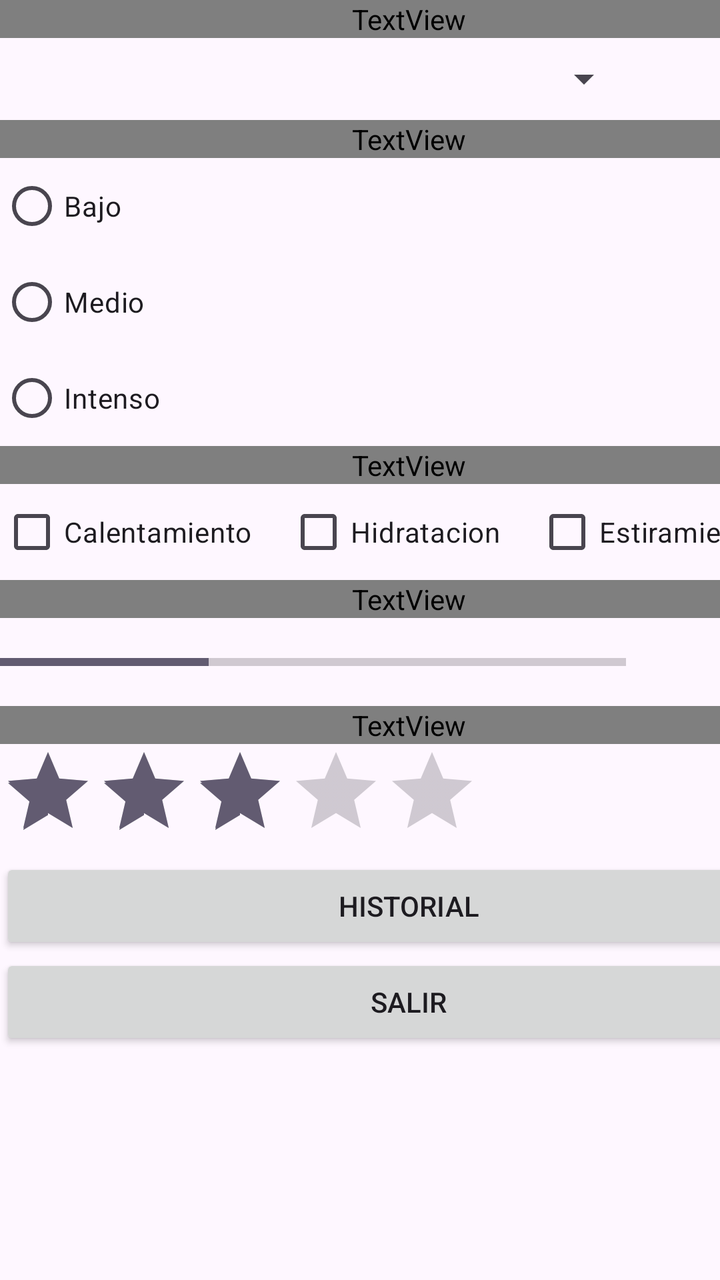
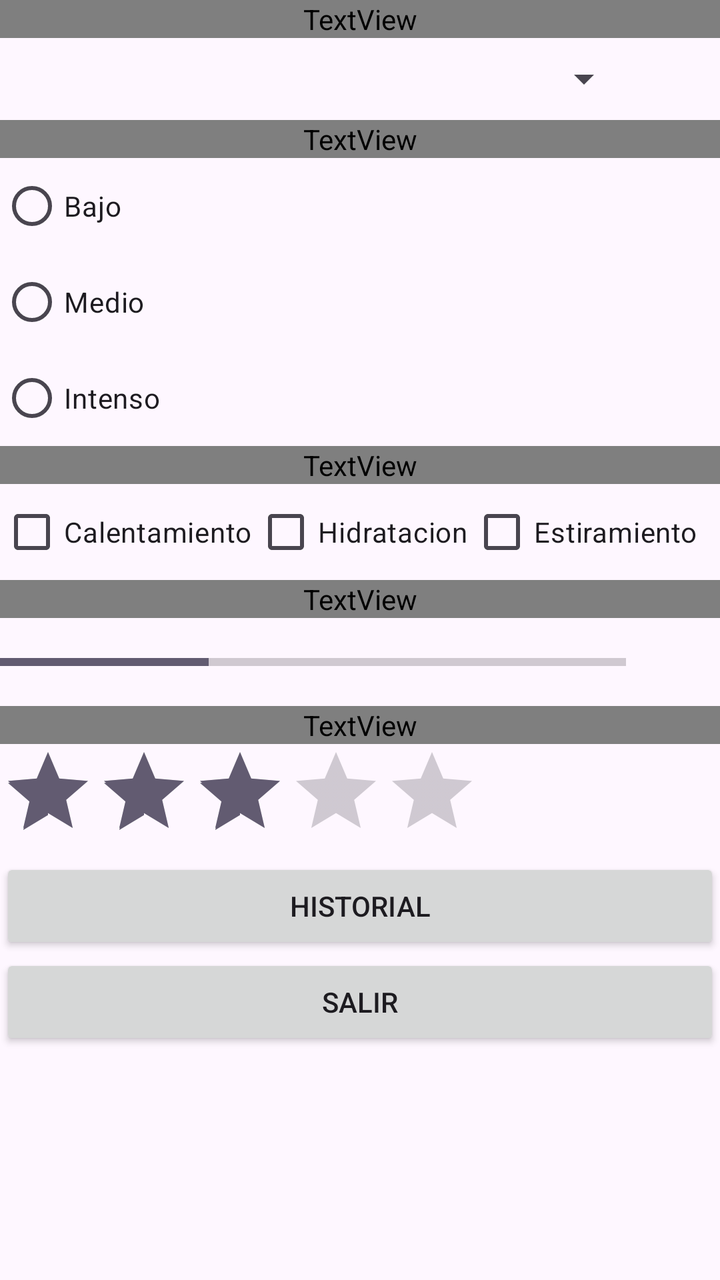

Screens rendered from an Android XML layout before and after an edit, with the pre-edit source and the edit as a unified diff.
<!-- AndroidManifest.xml: application theme Theme.FitTracker -->
<!-- res/layout/activity_formulario.xml -->
<?xml version="1.0" encoding="utf-8"?>
<androidx.constraintlayout.widget.ConstraintLayout xmlns:android="http://schemas.android.com/apk/res/android"
    xmlns:app="http://schemas.android.com/apk/res-auto"
    xmlns:tools="http://schemas.android.com/tools"
    android:id="@+id/main"
    android:layout_width="match_parent"
    android:layout_height="match_parent"
    tools:context=".FormularioActivity">

    <ScrollView
        android:layout_width="409dp"
        android:layout_height="729dp"
        tools:layout_editor_absoluteX="1dp"
        tools:layout_editor_absoluteY="1dp">

        <LinearLayout
            android:layout_width="match_parent"
            android:layout_height="wrap_content"
            android:orientation="vertical" >

            <TextView
                android:id="@+id/textView3"
                android:layout_width="match_parent"
                android:layout_height="wrap_content"
                android:fontFamily="@font/rubik"
                android:text="Selecciona el tipo de entrenamiento:"
                android:textSize="20sp" />

            <Spinner
                android:id="@+id/spinner_entrenamiento"
                android:layout_width="316dp"
                android:layout_height="41dp" />

            <TextView
                android:id="@+id/textView4"
                android:layout_width="match_parent"
                android:layout_height="wrap_content"
                android:fontFamily="@font/rubik"
                android:text="Selecciona Intensidad:"
                android:textSize="20sp" />

            <RadioGroup
                android:layout_width="match_parent"
                android:layout_height="match_parent" >

                <RadioButton
                    android:id="@+id/radioButton2"
                    android:layout_width="match_parent"
                    android:layout_height="wrap_content"
                    android:text="Bajo" />

                <RadioButton
                    android:id="@+id/radioButton3"
                    android:layout_width="match_parent"
                    android:layout_height="wrap_content"
                    android:text="Medio" />

                <RadioButton
                    android:id="@+id/radioButton4"
                    android:layout_width="match_parent"
                    android:layout_height="wrap_content"
                    android:text="Intenso" />

            </RadioGroup>

            <TextView
                android:id="@+id/textView5"
                android:layout_width="match_parent"
                android:layout_height="wrap_content"
                android:fontFamily="@font/rubik"
                android:text="¿Ya completaste?"
                android:textSize="20sp" />

            <LinearLayout
                android:layout_width="match_parent"
                android:layout_height="match_parent"
                android:orientation="horizontal">

                <CheckBox
                    android:id="@+id/checkBox"
                    android:layout_width="wrap_content"
                    android:layout_height="wrap_content"
                    android:layout_weight="1"
                    android:text="Calentamiento" />

                <CheckBox
                    android:id="@+id/checkBox2"
                    android:layout_width="wrap_content"
                    android:layout_height="wrap_content"
                    android:layout_weight="1"
                    android:text="Hidratacion" />

                <CheckBox
                    android:id="@+id/checkBox3"
                    android:layout_width="124dp"
                    android:layout_height="wrap_content"
                    android:layout_weight="1"
                    android:text="Estiramiento" />

            </LinearLayout>

            <TextView
                android:id="@+id/textView6"
                android:layout_width="match_parent"
                android:layout_height="wrap_content"
                android:fontFamily="@font/rubik"
                android:text="Cuantos Minutos llevas?"
                android:textSize="20sp" />

            <ProgressBar
                android:id="@+id/progressBar3"
                style="@android:style/Widget.DeviceDefault.Light.ProgressBar.Horizontal"
                android:layout_width="313dp"
                android:layout_height="44dp"
                android:drawingCacheQuality="auto"
                android:max="15"
                android:progress="5" />

            <TextView
                android:id="@+id/textView7"
                android:layout_width="match_parent"
                android:layout_height="wrap_content"
                android:fontFamily="@font/rubik"
                android:text="Cuanta dificultad sentiste?"
                android:textSize="20sp" />

            <RatingBar
                android:id="@+id/ratingBar"
                android:layout_width="wrap_content"
                android:layout_height="wrap_content"
                android:numStars="5"
                android:rating="3"
                />

            <Button
                android:id="@+id/button"
                android:layout_width="match_parent"
                android:layout_height="wrap_content"
                android:text="Historial" />

            <Button
                android:id="@+id/button_salir"
                android:layout_width="match_parent"
                android:layout_height="wrap_content"
                android:text="Salir" />

        </LinearLayout>
    </ScrollView>
</androidx.constraintlayout.widget.ConstraintLayout>
<!-- resources referenced by this layout -->
<resources>
  <style name="Theme.FitTracker" parent="Base.Theme.FitTracker" />
  <style name="Base.Theme.FitTracker" parent="Theme.Material3.DayNight.NoActionBar">
          
          
      </style>
</resources>

<!-- the commit's change to res/layout/activity_formulario.xml (unified diff, before → after) -->
@@ -8,8 +8,8 @@
     tools:context=".FormularioActivity">
 
     <ScrollView
-        android:layout_width="409dp"
-        android:layout_height="729dp"
+        android:layout_width="match_parent"
+        android:layout_height="match_parent"
         tools:layout_editor_absoluteX="1dp"
         tools:layout_editor_absoluteY="1dp">
 
@@ -133,7 +133,7 @@
                 />
 
             <Button
-                android:id="@+id/button"
+                android:id="@+id/button_his"
                 android:layout_width="match_parent"
                 android:layout_height="wrap_content"
                 android:text="Historial" />
